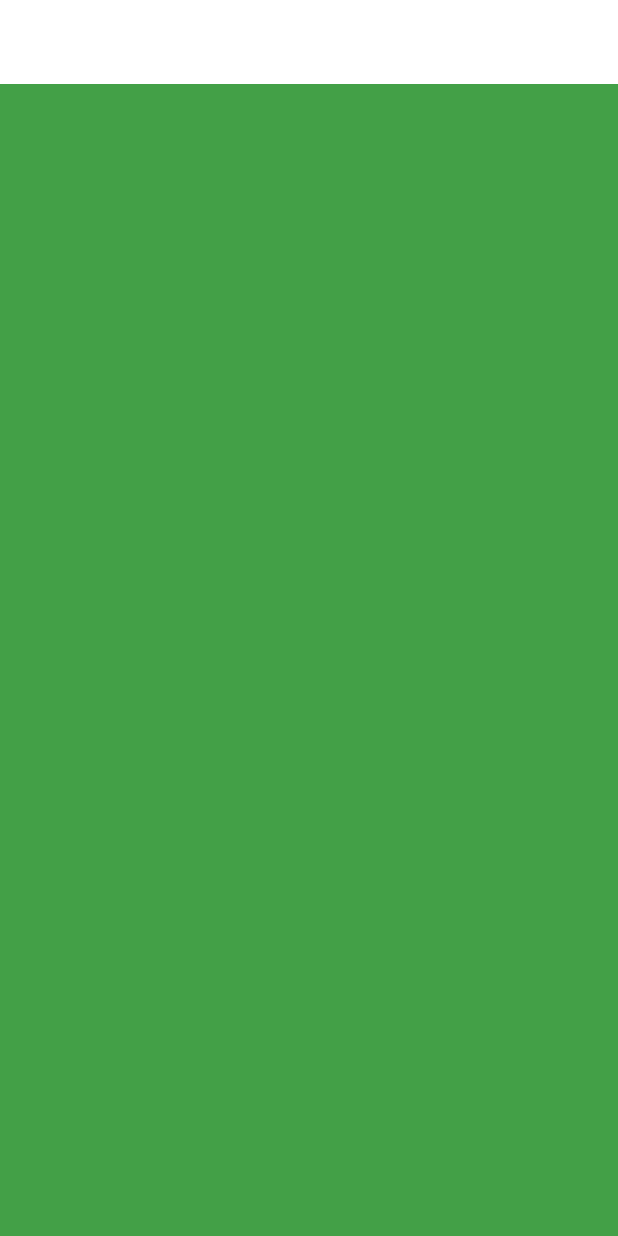
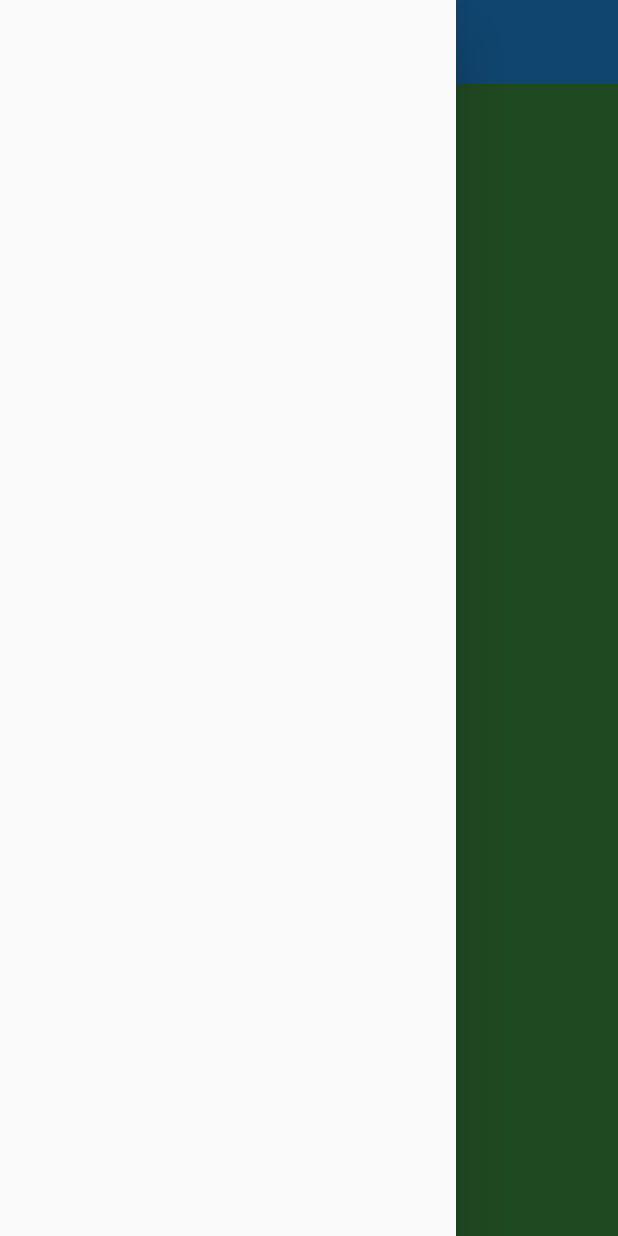
Before and after one commit to harshawije-dev/flutter_ui_app, a Flutter app: the screen it shows after launch, with the side drawer open (before the commit the screen has no drawer), on a phone screen of 412 x 824 dp. Run offline on Flutter 3.47's test engine with Material 2 defaults, Android fonts, the phone set to English and light mode, and no system bars; our stand-ins replace get, google_fonts.

Commit message:
developing: Navbar

```diff
--- a/lib/helpers/responsive.dart
+++ b/lib/helpers/responsive.dart
@@ -1,31 +1,28 @@
 import 'package:flutter/cupertino.dart';
 import 'package:flutter/src/widgets/container.dart';
-import 'package:flutter/src/widgets/framework.dart';
 import 'package:flutter_ui_app/widgets/screen_lg.dart';
 
 const int xs = 360;
-const int sm = 425;
+const int sm = 426;
 const int md = 768;
 const int lg = 1366;
 const int xl = 1920;
 const int custom = 1536;
 
 class Responsive extends StatelessWidget {
-  final Widget mediaXs;
+  //final Widget mediaXs;
   final Widget mediaSm;
   final Widget mediaMd;
   final Widget mediaLg;
-  final Widget mediaXl;
-  final Widget mediaCustom;
+  //final Widget mediaXl;
+  //final Widget mediaCustom;
 
-  const Responsive(
-      {super.key,
-      required this.mediaXs,
-      required this.mediaSm,
-      required this.mediaMd,
-      required this.mediaLg,
-      required this.mediaXl,
-      required this.mediaCustom});
+  const Responsive({
+    super.key,
+    required this.mediaSm,
+    required this.mediaMd,
+    required this.mediaLg,
+  });
 
   // Extra Small Screens
   static bool isExtraSmallScreen(BuildContext context) =>
@@ -33,7 +30,7 @@ class Responsive extends StatelessWidget {
 
   // iPhones and Pixel Phones
   static bool isSmallScreen(BuildContext context) =>
-      MediaQuery.of(context).size.width < sm;
+      MediaQuery.of(context).size.width <= sm;
 
   // Tablets
   static bool isMediumScreen(BuildContext context) =>
--- a/lib/layout.dart
+++ b/lib/layout.dart
@@ -1,5 +1,8 @@
 import 'package:flutter/material.dart';
+import 'package:flutter_ui_app/helpers/responsive.dart';
+import 'package:flutter_ui_app/widgets/navbar.dart';
 import 'package:flutter_ui_app/widgets/screen_lg.dart';
+import 'package:flutter_ui_app/widgets/screen_md.dart';
 import 'package:flutter_ui_app/widgets/screen_sm.dart';
 
 class SiteLayout extends StatelessWidget {
@@ -7,12 +10,15 @@ class SiteLayout extends StatelessWidget {
 
   @override
   Widget build(BuildContext context) {
+    final GlobalKey<ScaffoldState> scaffoldKey = GlobalKey();
+
     return Scaffold(
-      appBar: AppBar(
-        elevation: 0,
-        backgroundColor: Colors.white,
-      ),
-      body: const SmallScreen(),
-    );
+        appBar: navBar(context, scaffoldKey),
+        drawer: const Drawer(),
+        body: const Responsive(
+          mediaSm: SmallScreen(),
+          mediaLg: LargeScreen(),
+          mediaMd: MediumScreen(),
+        ));
   }
 }
--- /dev/null
+++ b/lib/widgets/navbar.dart
@@ -0,0 +1,23 @@
+import 'package:flutter/material.dart';
+import 'package:flutter_ui_app/helpers/responsive.dart';
+
+AppBar navBar(BuildContext context, GlobalKey<ScaffoldState> key) => AppBar(
+      elevation: 0,
+      leading: !Responsive.isSmallScreen(context)
+          ? Row(
+              children: [
+                Container(
+                  padding: const EdgeInsets.only(left: 14),
+                  child: Image.asset(
+                    "assets/icons/logo.png",
+                    width: 35,
+                  ),
+                )
+              ],
+            )
+          : IconButton(
+              onPressed: () {
+                key.currentState?.openDrawer();
+              },
+              icon: const Icon(Icons.menu)),
+    );
--- a/lib/widgets/screen_sm.dart
+++ b/lib/widgets/screen_sm.dart
@@ -6,7 +6,7 @@ class SmallScreen extends StatelessWidget {
   @override
   Widget build(BuildContext context) {
     return Container(
-      constraints: BoxConstraints.expand(),
+      constraints: const BoxConstraints.expand(),
       color: Colors.green[600],
     );
   }
--- a/pubspec.yaml
+++ b/pubspec.yaml
@@ -59,9 +59,8 @@ flutter:
   uses-material-design: true
 
   # To add assets to your application, add an assets section, like this:
-  # assets:
-  #   - images/a_dot_burr.jpeg
-  #   - images/a_dot_ham.jpeg
+  assets:
+    - assets/icons/
 
   # An image asset can refer to one or more resolution-specific "variants", see
   # https://flutter.dev/assets-and-images/#resolution-aware
```
Also changed, not shown: lib/constants/stylesheet.dart (added, +7 -0 lines), lib/widgets/screen_md.dart (added, +16 -0 lines), assets/icons/logo.png (added), assets/icons/logo_jpg.jpeg (added), 5 other files.
